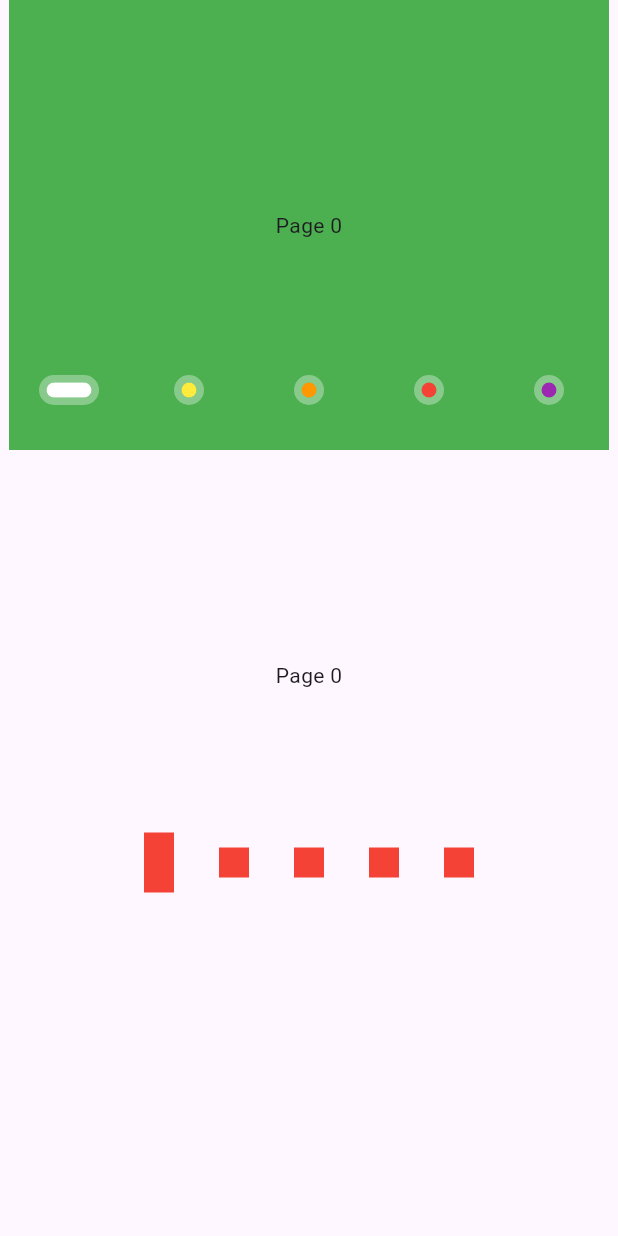
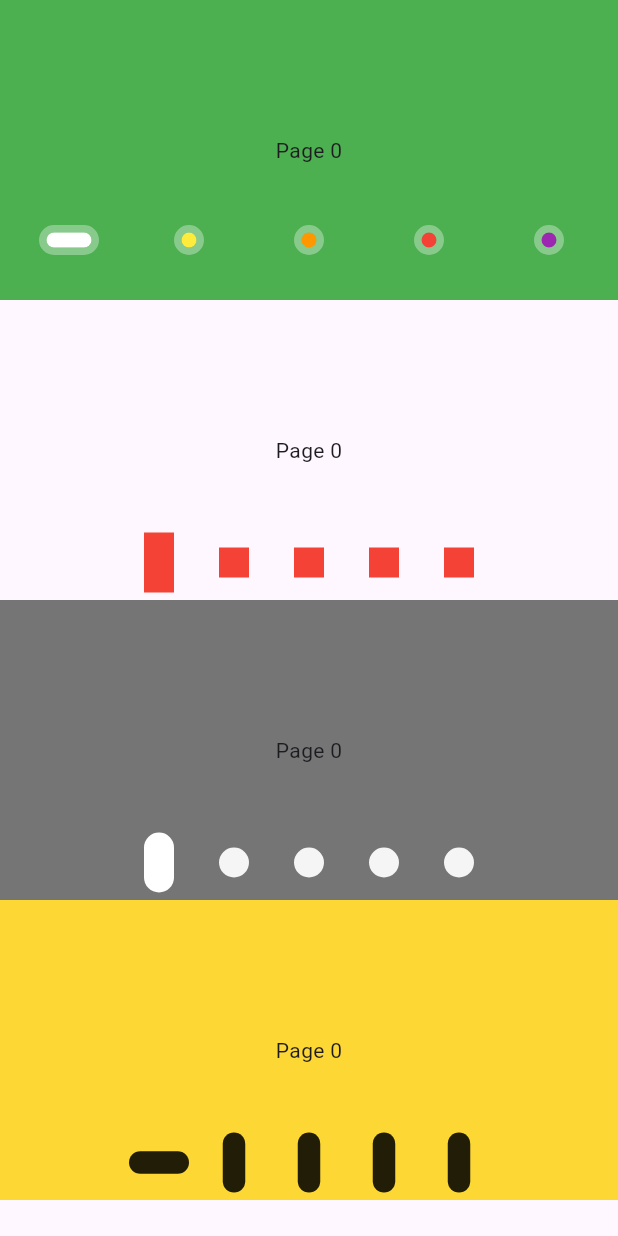
Before and after one commit to pipboy9000/customizable_slider, a Flutter app: the screen it shows after launch, on a phone screen of 412 x 824 dp. Run offline on Flutter 3.47's test engine with Material 3 defaults, Android fonts, the phone set to English and light mode, and no system bars.

Commit message:
added onChange callback + examples

```diff
--- a/example/lib/main.dart
+++ b/example/lib/main.dart
@@ -1,3 +1,5 @@
+import 'dart:math';
+
 import 'package:customizable_slider/customizable_slider.dart';
 import 'package:flutter/material.dart';
 import 'package:flutter/widgets.dart';
@@ -25,35 +27,90 @@ class MainPage extends StatelessWidget {
   @override
   Widget build(BuildContext context) {
     return Scaffold(
-        body: Column(
+        body: SingleChildScrollView(
+      child: Column(
         children: [
           SizedBox(
-          width: 400,
-          height: 300,
+            height: 200,
             child: CustomizableSlider(
               pages: pages,
               backgroundColors: backgroundColors,
             ),
           ),
           SizedBox(
-          width: 600,
-          height: 300,
+            height: 200,
             child: CustomizableSlider(
               pages: pages,
-            anim: (anim, backgroundColors, index, currPage) => Container(
+              anim: (anim, backgroundColors, index, currPage) => SizedBox(
                 width: 50,
                 height: 50,
                 child: Center(
-                child: Container(
+                  child: AnimatedContainer(
+                    duration: const Duration(milliseconds: 300),
                     width: 20,
-                  height: 20 + 20 * anim,
+                    height: index == currPage ? 40 : 20,
                     color: Colors.red,
                   ),
                 ),
               ),
             ),
           ),
+          SizedBox(
+            height: 200,
+            child: CustomizableSlider(
+              backgroundColors: [
+                Colors.grey.shade600,
+                Colors.grey.shade500,
+                Colors.grey.shade400,
+                Colors.grey.shade300,
+                Colors.grey.shade200
               ],
+              pages: pages,
+              anim: (anim, backgroundColors, index, currPage) => SizedBox(
+                width: 50,
+                height: 50,
+                child: Center(
+                  child: Container(
+                    // duration: const Duration(milliseconds: 300),
+                    width: 20,
+                    height: 20 + anim * 20,
+                    decoration: BoxDecoration(
+                        color: index == currPage ? Colors.white : Colors.grey.shade100,
+                        borderRadius: BorderRadius.circular(10)),
+                  ),
+                ),
+              ),
+            ),
+          ),
+          SizedBox(
+            height: 200,
+            child: CustomizableSlider(
+              backgroundColors: [
+                Colors.yellow.shade600,
+                Colors.yellow.shade500,
+                Colors.yellow.shade400,
+                Colors.yellow.shade300,
+                Colors.yellow.shade200
+              ],
+              pages: pages,
+              anim: (anim, backgroundColors, index, currPage) => SizedBox(
+                width: 50,
+                height: 50,
+                child: Center(
+                  child: Transform.rotate(
+                    angle: anim * pi / 2,
+                    child: Container(
+                      width: 15,
+                      height: 40,
+                      decoration: BoxDecoration(color: Colors.black87, borderRadius: BorderRadius.circular(10)),
+                    ),
+                  ),
+                ),
+              ),
+            ),
+          ),
+        ],
+      ),
     ));
   }
 }
--- a/lib/customizable_slider.dart
+++ b/lib/customizable_slider.dart
@@ -8,7 +8,8 @@ class CustomizableSlider extends StatefulWidget {
   final List<Widget> pages;
   final List<Color>? backgroundColors;
   final Widget Function(double anim, List<Color> backgroundColors, int index, int currPage)? anim;
-  const CustomizableSlider({super.key, required this.pages, this.backgroundColors, this.anim});
+  final void Function(int idx)? onChange;
+  const CustomizableSlider({super.key, required this.pages, this.backgroundColors, this.anim, this.onChange});
 
   @override
   State<CustomizableSlider> createState() => _CustomizableSliderState();
@@ -46,16 +47,20 @@ class _CustomizableSliderState extends State<CustomizableSlider> with SingleTick
           double dist = (pos - currPage).abs();
 
           //animation speed
-          if (dist < 1) {
-            pos += (currPage - pos) / 10;
-          } else {
-            pos < currPage ? pos += 0.1 : pos -= 0.1;
-          }
+          // if (dist < 1) {
+          pos += (currPage - pos) / 15;
+          // } else {
+          //   pos < currPage ? pos += 0.15 : pos -= 0.15;
+          // }
 
           //snap
           if (dist < 0.001) {
             pos = currPage.toDouble();
             snap = false;
+
+            if (widget.onChange != null) {
+              widget.onChange!(currPage);
+            }
           }
         }
       }
```
Lines whose indentation alone changed are shown as unchanged.
